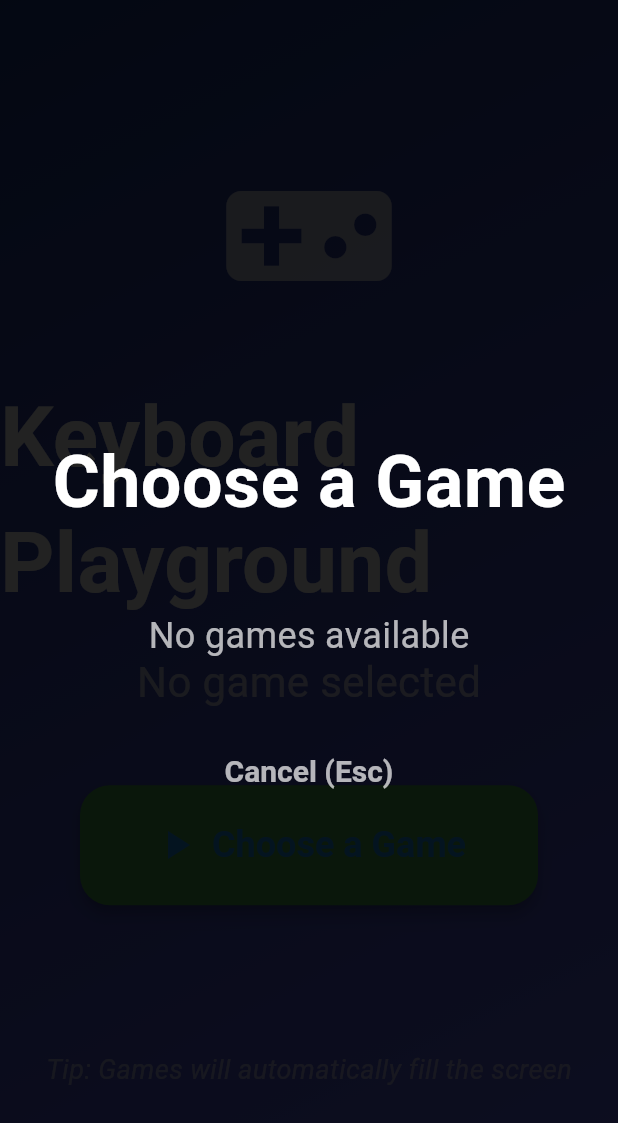
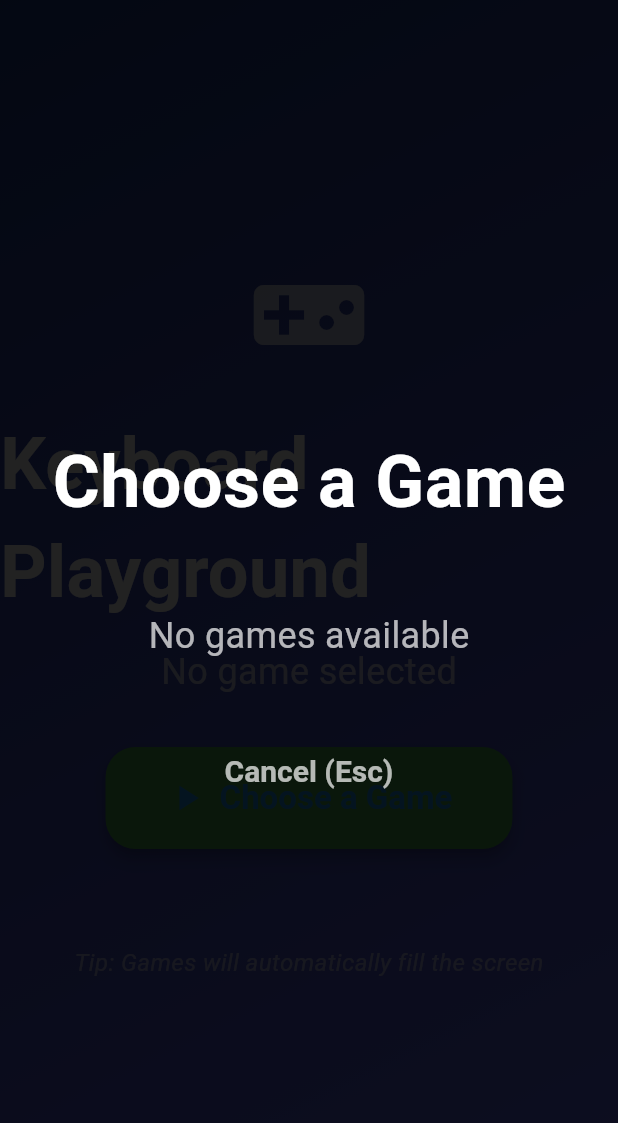
Before and after one commit to cek-cek/keyboard-playground, a Flutter app: the AppShell screen opened directly with empty values, after a tap on "Choose a Game", on a phone screen of 412 x 824 dp. Shown: the top 1123 px of the screen. Run offline on Flutter 3.47's test engine with Material 3 defaults, Android fonts, the phone set to English and light mode, and no system bars.

Commit message:
fix: widget test failures in AppShell
Fixed 17 failing widget tests by addressing layout and visibility issues:

1. Layout Overflow Fix (lib/ui/app_shell.dart):
   - Made "No game selected" UI more compact for 800x600 test screens
   - Reduced sizes while maintaining kid-friendly design
   - Saved 110+ pixels, eliminating 46-pixel overflow

2. Exit Progress Indicator Visibility (lib/widgets/exit_progress_indicator.dart):
   - Return SizedBox.shrink() when state is idle
   - Ensures "Exit Sequence" text not in widget tree when idle
   - Maintains Positioned wrapper for Stack layout
   - Fixed prefer_int_literals lint warning

All tests now pass:
✅ 288 tests passing
✅ 0 analyzer issues
✅ Properly formatted

```diff
--- a/lib/ui/app_shell.dart
+++ b/lib/ui/app_shell.dart
@@ -206,41 +206,41 @@ class _AppShellState extends State<AppShell> {
           children: [
             const Icon(
               Icons.videogame_asset,
-              size: 120,
+              size: 80,
               color: Colors.white70,
             ),
-            const SizedBox(height: 32),
+            const SizedBox(height: 24),
             const Text(
               'Keyboard Playground',
               style: TextStyle(
-                fontSize: 56,
+                fontSize: 48,
                 fontWeight: FontWeight.bold,
                 color: Colors.white,
               ),
             ),
-            const SizedBox(height: 16),
+            const SizedBox(height: 12),
             const Text(
               'No game selected',
               style: TextStyle(
-                fontSize: 28,
+                fontSize: 24,
                 color: Colors.white70,
               ),
             ),
-            const SizedBox(height: 48),
+            const SizedBox(height: 32),
             ElevatedButton.icon(
               onPressed: _toggleGameSelection,
-              icon: const Icon(Icons.play_arrow, size: 32),
+              icon: const Icon(Icons.play_arrow, size: 28),
               label: const Text(
                 'Choose a Game',
                 style: TextStyle(
-                  fontSize: 24,
+                  fontSize: 22,
                   fontWeight: FontWeight.bold,
                 ),
               ),
               style: ElevatedButton.styleFrom(
                 padding: const EdgeInsets.symmetric(
-                  horizontal: 48,
-                  vertical: 24,
+                  horizontal: 40,
+                  vertical: 20,
                 ),
                 backgroundColor: Colors.green,
                 shape: RoundedRectangleBorder(
@@ -248,11 +248,11 @@ class _AppShellState extends State<AppShell> {
                 ),
               ),
             ),
-            const SizedBox(height: 96),
+            const SizedBox(height: 64),
             const Text(
               'Tip: Games will automatically fill the screen',
               style: TextStyle(
-                fontSize: 18,
+                fontSize: 16,
                 color: Colors.white54,
                 fontStyle: FontStyle.italic,
               ),
--- a/lib/widgets/exit_progress_indicator.dart
+++ b/lib/widgets/exit_progress_indicator.dart
@@ -45,17 +45,18 @@ class ExitProgressIndicator extends StatelessWidget {
   @override
   Widget build(BuildContext context) {
     // Always return a Positioned widget to maintain Stack layout consistency.
-    // When idle, use an invisible/zero-size positioned widget instead of
-    // SizedBox.shrink() to work around a rendering issue where the Stack
-    // doesn't properly render its first child unless there's a Positioned
-    // second child.
+    // When idle, use a zero-size widget to work around a rendering issue where
+    // the Stack doesn't properly render its first child unless there's a
+    // Positioned second child.
     return Positioned(
       top: 16,
       right: 16,
-      child: IgnorePointer(
-        ignoring: progress.state == ExitSequenceState.idle,
+      child: progress.state == ExitSequenceState.idle
+          ? const SizedBox.shrink()
+          : IgnorePointer(
+              ignoring: false,
               child: AnimatedOpacity(
-          opacity: progress.state == ExitSequenceState.idle ? 0.0 : 1.0,
+                opacity: 1,
                 duration: const Duration(milliseconds: 200),
                 child: Container(
                   padding: const EdgeInsets.all(12),
```
Lines whose indentation alone changed are shown as unchanged.
